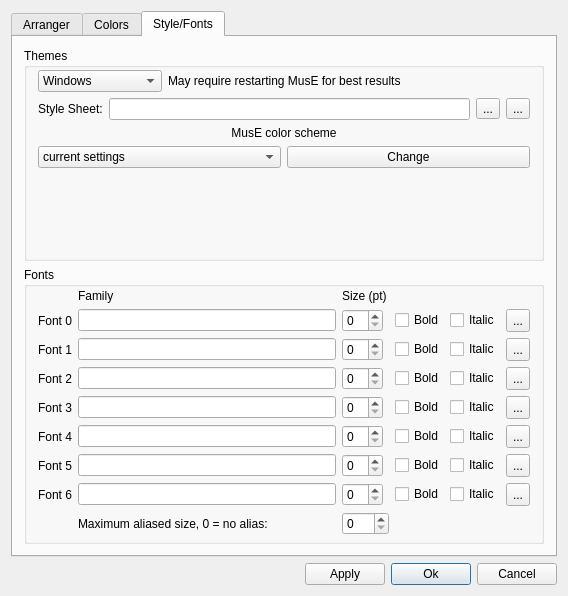
First picture: the form in muse3/muse/widgets/appearancebase.ui, repository emrum/muse, before the edit.
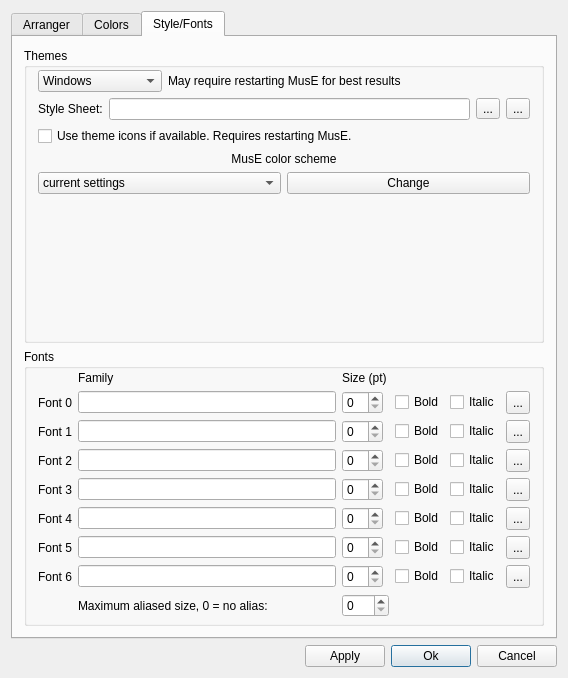
Second picture: the form after the edit. The open tabs and pages were chosen to show the change. Custom widgets are drawn as their Qt base class.

Diff of the .ui file:
```diff
--- a/muse3/muse/widgets/appearancebase.ui
+++ b/muse3/muse/widgets/appearancebase.ui
@@ -7,7 +7,7 @@
     <x>0</x>
     <y>0</y>
     <width>568</width>
-    <height>596</height>
+    <height>678</height>
    </rect>
   </property>
   <property name="windowTitle">
@@ -1267,6 +1267,18 @@
             </item>
            </layout>
           </item>
+          <item>
+           <widget class="QCheckBox" name="useThemeIcons">
+            <property name="toolTip">
+             <string>If suitable icons are available from
+ the desktop theme, use them
+ instead of the built-in icons.</string>
+            </property>
+            <property name="text">
+             <string>Use theme icons if available. Requires restarting MusE.</string>
+            </property>
+           </widget>
+          </item>
           <item>
            <widget class="QLabel" name="label_2">
             <property name="text">
```
Left out of the diff: 26 changed lines with no effect on the pictures.
